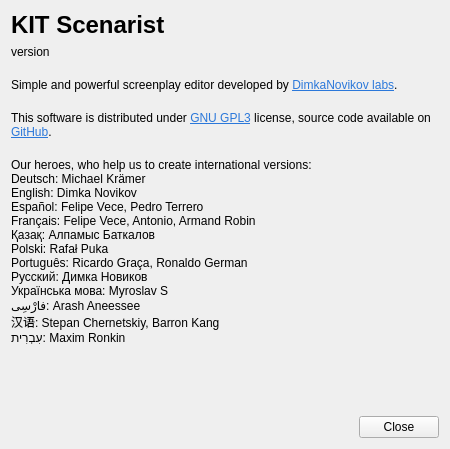
Before: the Qt Designer form src/bin/scenarist-desktop/UserInterfaceLayer/Application/AboutDialog.ui in dimkanovikov/KITScenarist, drawn with Qt 5.
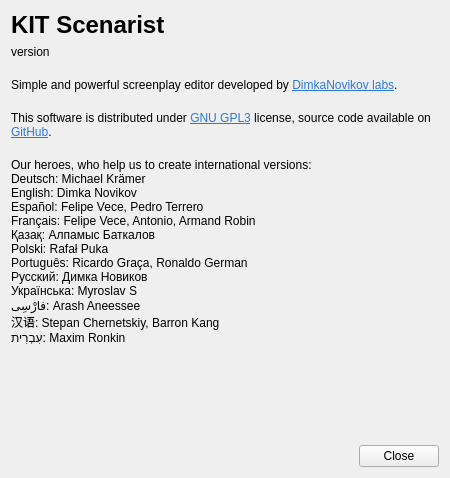
After: the same form once the commit is applied.

The edit to the form file:
```diff
--- a/src/bin/scenarist-desktop/UserInterfaceLayer/Application/AboutDialog.ui
+++ b/src/bin/scenarist-desktop/UserInterfaceLayer/Application/AboutDialog.ui
@@ -7,7 +7,7 @@
     <x>0</x>
     <y>0</y>
     <width>450</width>
-    <height>449</height>
+    <height>478</height>
    </rect>
   </property>
   <property name="minimumSize">
@@ -153,7 +153,7 @@
 Polski: Rafał Puka
 Português: Ricardo Graça, Ronaldo German 
 Русский: Димка Новиков
-Українська мова: Myroslav S 
+Українська: Myroslav S 
 فارْسِى: Arash Aneessee
 汉语: Stepan Chernetskiy, Barron Kang
 עִבְרִית: Maxim Ronkin
```
